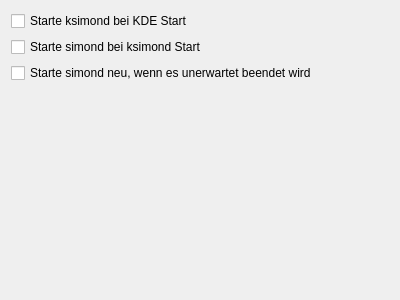
KDE/simon, file ksimond/config/ksimondconfiguration.ui: the form before one commit.
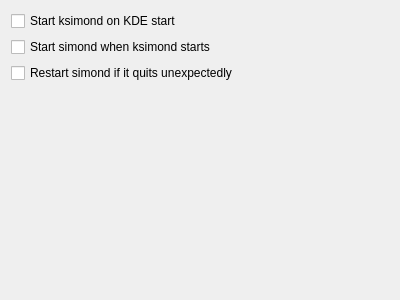
The form after the commit.

Commit message: Committing translated version of ksimond

What changed in the file:
```diff
--- a/ksimond/config/ksimondconfiguration.ui
+++ b/ksimond/config/ksimondconfiguration.ui
@@ -16,21 +16,21 @@
    <item>
     <widget class="QCheckBox" name="kcfg_AutoStart" >
      <property name="text" >
-      <string>Starte ksimond bei KDE Start</string>
+      <string>Start ksimond on KDE start</string>
      </property>
     </widget>
    </item>
    <item>
     <widget class="QCheckBox" name="kcfg_AutoStartSimond" >
      <property name="text" >
-      <string>Starte simond bei ksimond Start</string>
+      <string>Start simond when ksimond starts</string>
      </property>
     </widget>
    </item>
    <item>
     <widget class="QCheckBox" name="kcfg_AutoReStartSimond" >
      <property name="text" >
-      <string>Starte simond neu, wenn es unerwartet beendet wird</string>
+      <string>Restart simond if it quits unexpectedly</string>
      </property>
     </widget>
    </item>
```
The commit also changes 5 other files.
